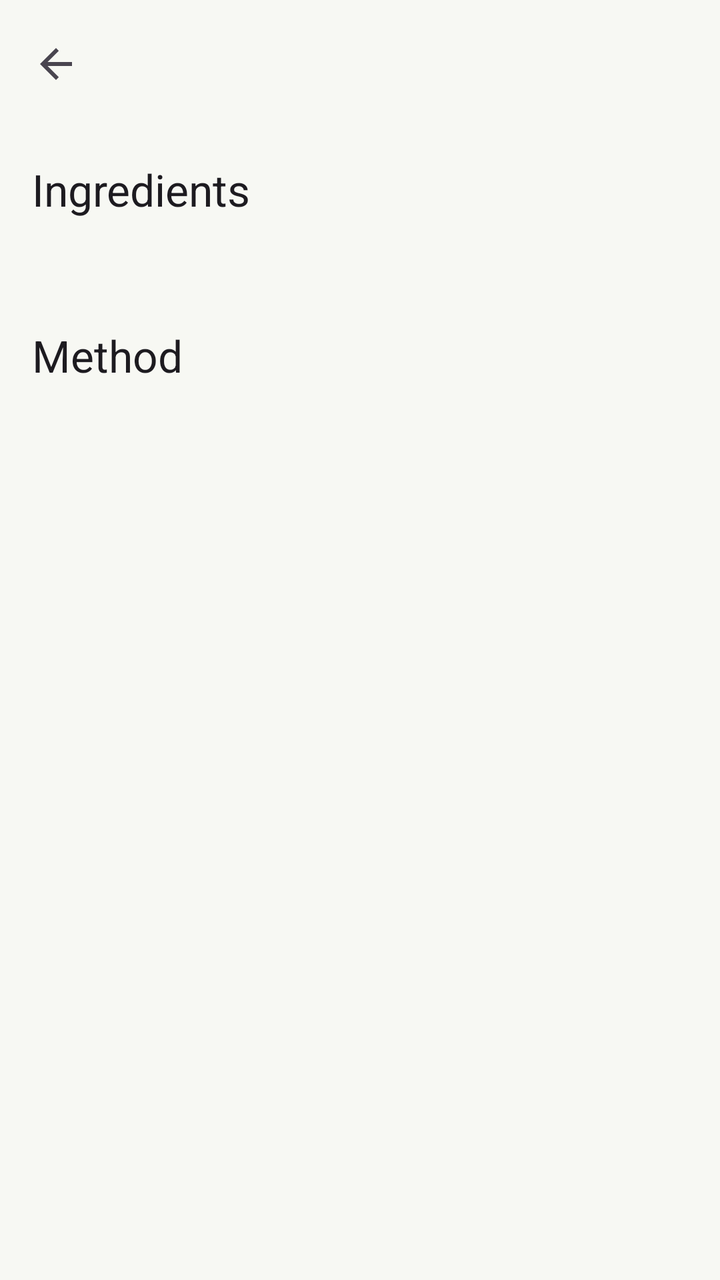
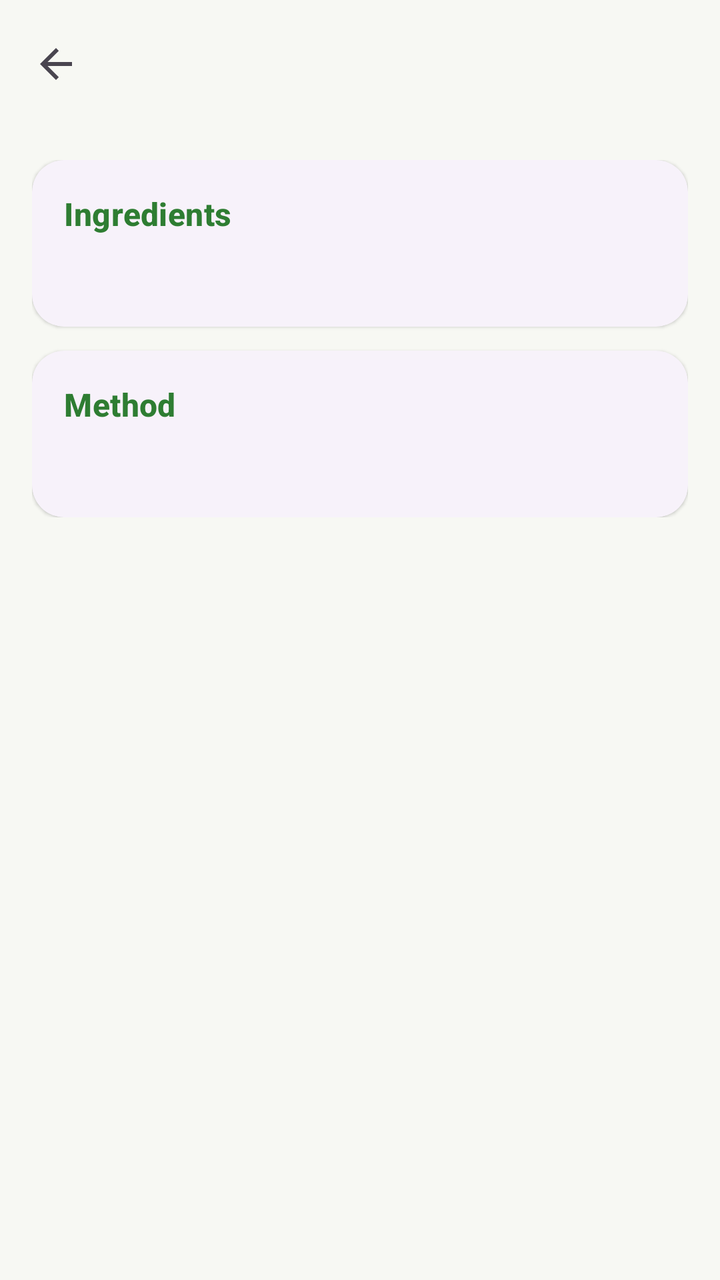

The first picture is an Android layout as it rendered before a commit; the second is the same layout after the commit. The layout source and the unified diff follow.
<!-- AndroidManifest.xml: application theme Theme.SmartPantry -->
<!-- res/layout/activity_recipe_detail.xml -->
<?xml version="1.0" encoding="utf-8"?>
<LinearLayout xmlns:android="http://schemas.android.com/apk/res/android"
    xmlns:app="http://schemas.android.com/apk/res-auto"
    android:id="@+id/detailRoot"
    android:layout_width="match_parent"
    android:layout_height="match_parent"
    android:orientation="vertical">

    <com.google.android.material.appbar.MaterialToolbar
        android:id="@+id/toolbar"
        android:layout_width="match_parent"
        android:layout_height="?attr/actionBarSize"
        app:navigationIcon="?attr/homeAsUpIndicator"
        app:navigationContentDescription="@string/action_back" />

    <ScrollView
        android:layout_width="match_parent"
        android:layout_height="0dp"
        android:layout_weight="1">

        <LinearLayout
            android:layout_width="match_parent"
            android:layout_height="wrap_content"
            android:orientation="vertical"
            android:padding="16dp">

            <TextView
                android:layout_width="wrap_content"
                android:layout_height="wrap_content"
                android:text="@string/heading_ingredients"
                android:textAppearance="?attr/textAppearanceTitleLarge" />

            <TextView
                android:id="@+id/ingredientsText"
                android:layout_width="match_parent"
                android:layout_height="wrap_content"
                android:layout_marginTop="8dp"
                android:lineSpacingExtra="6dp"
                android:textAppearance="?attr/textAppearanceBodyLarge" />

            <TextView
                android:layout_width="wrap_content"
                android:layout_height="wrap_content"
                android:layout_marginTop="24dp"
                android:text="@string/heading_method"
                android:textAppearance="?attr/textAppearanceTitleLarge" />

            <TextView
                android:id="@+id/instructionsText"
                android:layout_width="match_parent"
                android:layout_height="wrap_content"
                android:layout_marginTop="8dp"
                android:lineSpacingExtra="6dp"
                android:textAppearance="?attr/textAppearanceBodyLarge" />
        </LinearLayout>
    </ScrollView>
</LinearLayout>
<!-- resources referenced by this layout -->
<resources>
  <string name="action_back">Back</string>
  <string name="heading_ingredients">Ingredients</string>
  <string name="heading_method">Method</string>
  <style name="Theme.SmartPantry" parent="Base.Theme.SmartPantry" />
  <style name="Base.Theme.SmartPantry" parent="Theme.Material3.DayNight.NoActionBar">
          <item name="colorPrimary">@color/sp_primary</item>
          <item name="colorOnPrimary">@color/sp_on_primary</item>
          <item name="colorPrimaryContainer">@color/sp_primary_container</item>
          <item name="colorOnPrimaryContainer">@color/sp_on_primary_container</item>
          <item name="colorSecondary">@color/sp_secondary</item>
          <item name="colorOnSecondary">@color/sp_on_secondary</item>
          <item name="colorSecondaryContainer">@color/sp_secondary_container</item>
          <item name="colorOnSecondaryContainer">@color/sp_on_secondary_container</item>
          <item name="android:colorBackground">@color/sp_background</item>
          <item name="colorSurface">@color/sp_surface</item>
  
          <item name="toolbarStyle">@style/Widget.SmartPantry.Toolbar</item>
          <item name="materialCardViewStyle">@style/Widget.SmartPantry.Card</item>
      </style>
  <color name="sp_primary">#FF2E7D32</color>
  <color name="sp_on_primary">#FFFFFFFF</color>
  <color name="sp_primary_container">#FFC8E6C9</color>
  <color name="sp_on_primary_container">#FF0B3D0F</color>
  <color name="sp_secondary">#FFE65100</color>
  <color name="sp_on_secondary">#FFFFFFFF</color>
  <color name="sp_secondary_container">#FFFFE0B2</color>
  <color name="sp_on_secondary_container">#FF4A2300</color>
  <color name="sp_background">#FFF7F8F3</color>
  <color name="sp_surface">#FFFFFFFF</color>
  <style name="Widget.SmartPantry.Toolbar" parent="Widget.Material3.Toolbar">
          <item name="titleTextAppearance">@style/TextAppearance.SmartPantry.ToolbarTitle</item>
      </style>
  <style name="Widget.SmartPantry.Card" parent="Widget.Material3.CardView.Elevated">
          <item name="cardCornerRadius">16dp</item>
      </style>
  <style name="TextAppearance.SmartPantry.ToolbarTitle" parent="TextAppearance.Material3.TitleLarge">
          <item name="android:textStyle">bold</item>
          <item name="android:textColor">?attr/colorPrimary</item>
      </style>
</resources>

<!-- the commit's change to res/layout/activity_recipe_detail.xml (unified diff, before → after) -->
@@ -10,8 +10,8 @@
         android:id="@+id/toolbar"
         android:layout_width="match_parent"
         android:layout_height="?attr/actionBarSize"
-        app:navigationIcon="?attr/homeAsUpIndicator"
-        app:navigationContentDescription="@string/action_back" />
+        app:navigationContentDescription="@string/action_back"
+        app:navigationIcon="?attr/homeAsUpIndicator" />
 
     <ScrollView
         android:layout_width="match_parent"
@@ -24,34 +24,60 @@
             android:orientation="vertical"
             android:padding="16dp">
 
-            <TextView
-                android:layout_width="wrap_content"
-                android:layout_height="wrap_content"
-                android:text="@string/heading_ingredients"
-                android:textAppearance="?attr/textAppearanceTitleLarge" />
+            
+            <com.google.android.material.card.MaterialCardView
+                android:layout_width="match_parent"
+                android:layout_height="wrap_content">
 
-            <TextView
-                android:id="@+id/ingredientsText"
+                <LinearLayout
+                    android:layout_width="match_parent"
+                    android:layout_height="wrap_content"
+                    android:orientation="vertical"
+                    android:padding="16dp">
+
+                    <TextView
+                        android:layout_width="wrap_content"
+                        android:layout_height="wrap_content"
+                        android:text="@string/heading_ingredients"
+                        android:textAppearance="@style/TextAppearance.SmartPantry.SectionTitle" />
+
+                    <TextView
+                        android:id="@+id/ingredientsText"
+                        android:layout_width="match_parent"
+                        android:layout_height="wrap_content"
+                        android:layout_marginTop="8dp"
+                        android:lineSpacingExtra="8dp"
+                        android:textAppearance="?attr/textAppearanceBodyLarge" />
+                </LinearLayout>
+            </com.google.android.material.card.MaterialCardView>
+
+            
+            <com.google.android.material.card.MaterialCardView
                 android:layout_width="match_parent"
                 android:layout_height="wrap_content"
-                android:layout_marginTop="8dp"
-                android:lineSpacingExtra="6dp"
-                android:textAppearance="?attr/textAppearanceBodyLarge" />
+                android:layout_marginTop="12dp">
 
-            <TextView
-                android:layout_width="wrap_content"
-                android:layout_height="wrap_content"
-                android:layout_marginTop="24dp"
-                android:text="@string/heading_method"
-                android:textAppearance="?attr/textAppearanceTitleLarge" />
+                <LinearLayout
+                    android:layout_width="match_parent"
+                    android:layout_height="wrap_content"
+                    android:orientation="vertical"
+                    android:padding="16dp">
 
-            <TextView
-                android:id="@+id/instructionsText"
-                android:layout_width="match_parent"
-                android:layout_height="wrap_content"
-                android:layout_marginTop="8dp"
-                android:lineSpacingExtra="6dp"
-                android:textAppearance="?attr/textAppearanceBodyLarge" />
+                    <TextView
+                        android:layout_width="wrap_content"
+                        android:layout_height="wrap_content"
+                        android:text="@string/heading_method"
+                        android:textAppearance="@style/TextAppearance.SmartPantry.SectionTitle" />
+
+                    <TextView
+                        android:id="@+id/instructionsText"
+                        android:layout_width="match_parent"
+                        android:layout_height="wrap_content"
+                        android:layout_marginTop="8dp"
+                        android:lineSpacingExtra="8dp"
+                        android:textAppearance="?attr/textAppearanceBodyLarge" />
+                </LinearLayout>
+            </com.google.android.material.card.MaterialCardView>
         </LinearLayout>
     </ScrollView>
 </LinearLayout>
<!-- resource entries referenced after the edit -->
@@ -3,6 +3,10 @@
   <string name="action_back">Back</string>
   <string name="heading_ingredients">Ingredients</string>
   <string name="heading_method">Method</string>
+  <style name="TextAppearance.SmartPantry.SectionTitle" parent="TextAppearance.Material3.TitleMedium">
+          <item name="android:textStyle">bold</item>
+          <item name="android:textColor">?attr/colorPrimary</item>
+      </style>
   <style name="Theme.SmartPantry" parent="Base.Theme.SmartPantry" />
   <style name="Base.Theme.SmartPantry" parent="Theme.Material3.DayNight.NoActionBar">
           <item name="colorPrimary">@color/sp_primary</item>
